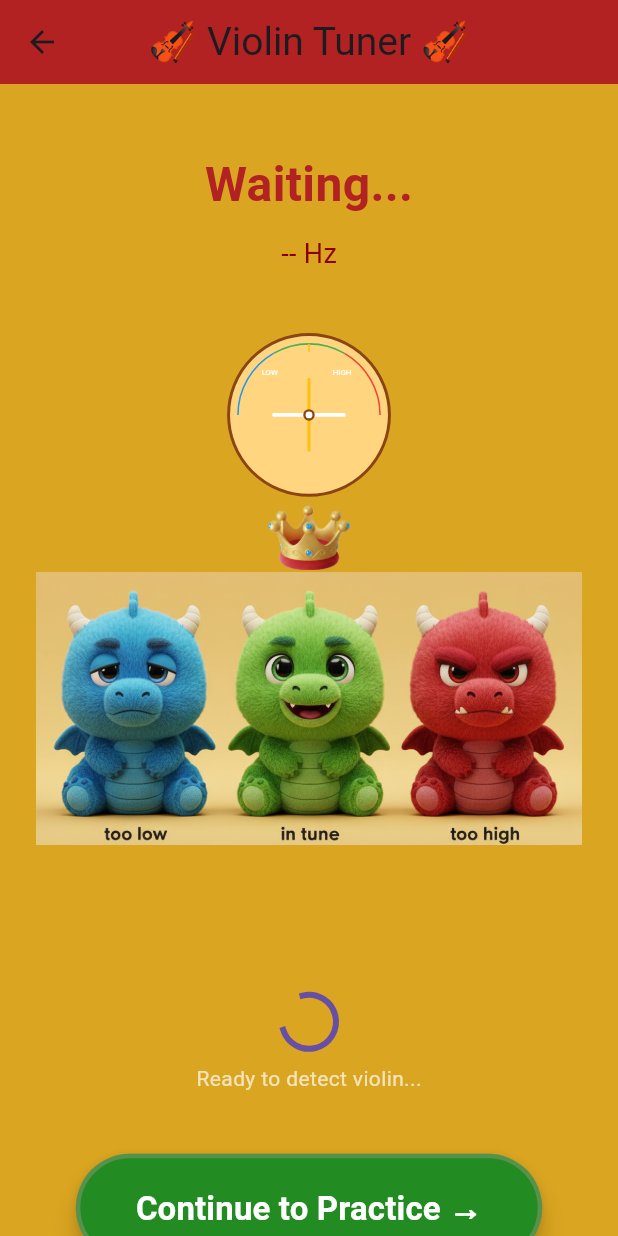
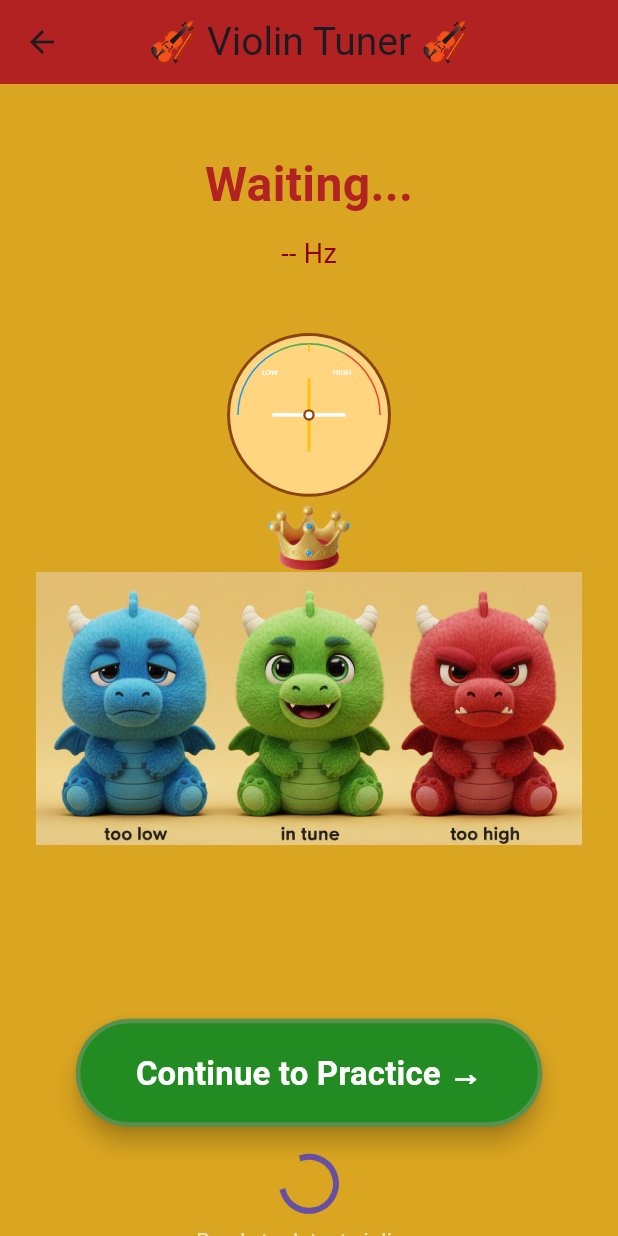
Before and after one commit to mbbrigitte/motivation-app, a Flutter app: the ViolinTuner screen opened directly, on a phone screen of 412 x 824 dp. Run offline on Flutter 3.47's test engine with Material 3 defaults, Android fonts, the phone set to English and light mode, and no system bars; our stand-ins replace audioplayers, shared_preferences, video_player; accounts and stored records are empty; Roboto replaces fonts that are missing (Georgia).

Commit message:
Tuner buttons move less around

```diff
--- a/lib/screens/violin_tuner.dart
+++ b/lib/screens/violin_tuner.dart
@@ -226,31 +226,23 @@ class _ViolinTunerState extends State<ViolinTuner>
                 const SizedBox(height: 50),
                 _buildDragonIndicator(),
                 const SizedBox(height: 40),
-                if (isInTune)
-                  Text(
+                // 🎯 FIX #1: Made "In tune!" always take up space, just invisible when not in tune
+                SizedBox(
+                  height: 36, // Fixed height to prevent layout shift
+                  child: Opacity(
+                    opacity: isInTune ? 1.0 : 0.0,
+                    child: const Text(
                       'In tune!',
-                    style: const TextStyle(
+                      style: TextStyle(
                         fontSize: 28,
                         fontWeight: FontWeight.bold,
                         color: Color(0xFF228B22),
                       ),
                     ),
-                const SizedBox(height: 40),
-                if (!hasError && currentAmplitude < 0.005)
-                  const Padding(
-                    padding: EdgeInsets.only(top: 20),
-                    child: Column(
-                      children: [
-                        CircularProgressIndicator(),
-                        SizedBox(height: 10),
-                        Text(
-                          'Ready to detect violin...',
-                          style: TextStyle(color: Colors.white70),
-                        ),
-                      ],
                   ),
                 ),
                 const SizedBox(height: 40),
+                // Continue to Practice button (no longer moves)
                 ElevatedButton(
                   onPressed: () {
                     Navigator.push(
@@ -277,6 +269,19 @@ class _ViolinTunerState extends State<ViolinTuner>
                     'Continue to Practice →',
                     style: TextStyle(fontSize: 22, fontWeight: FontWeight.bold),
                   ),
+                ),
+                // 🎯 FIX #2: Moved "Ready to detect violin" below the button
+                const SizedBox(height: 20),
+                if (!hasError && currentAmplitude < 0.005)
+                  const Column(
+                    children: [
+                      CircularProgressIndicator(),
+                      SizedBox(height: 10),
+                      Text(
+                        'Ready to detect violin...',
+                        style: TextStyle(color: Colors.white70),
+                      ),
+                    ],
                   ),
               ],
             ),
@@ -357,7 +362,8 @@ class _ViolinTunerState extends State<ViolinTuner>
   // DRAGON INDICATOR
   Widget _buildDragonIndicator() {
     double normalized = (detuneAmount + 50) / 100;
-    double verticalDrop = isInTune ? 10 : 0;
+    // 🎯 FIX #3: Increased crown drop from 10 to 25 when in tune
+    double verticalDrop = isInTune ? 25 : 0;
 
     return LayoutBuilder(
       builder: (context, constraints) {
```
Lines whose indentation alone changed are shown as unchanged.
